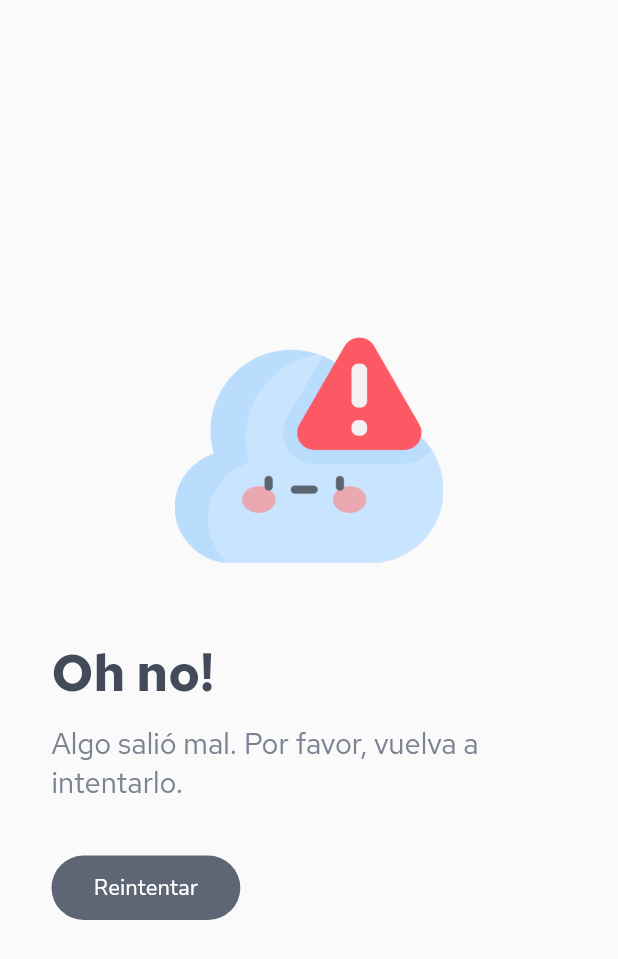
After one commit to Alex-2699/weather_app, a Flutter app: the ErrorScreen screen opened directly, on a phone screen of 412 x 824 dp. The commit adds this screen. Shown: the top 959 px of the screen. Run offline on Flutter 3.47's test engine with Material 2 defaults, Android fonts, the phone set to English and light mode, and no system bars; our stand-ins replace flutter_dotenv, flutter_expandable_fab, flutter_riverpod, flutter_screenutil, loading_animation_widget, shared_preferences and 1 more; missing offline and left inert: ntp, worldtime; accounts and stored records are empty; network calls fail.

Commit message:
added error message and changed font

```diff
--- a/lib/theme/app_theme.dart
+++ b/lib/theme/app_theme.dart
@@ -37,6 +37,14 @@ class AppTheme {
       elevation: 0,
       systemOverlayStyle: SystemUiOverlayStyle(statusBarColor: Colors.transparent),
     ),
+    elevatedButtonTheme: ElevatedButtonThemeData(
+      style: ElevatedButton.styleFrom(
+        shape: RoundedRectangleBorder(borderRadius: BorderRadius.circular(50)),
+        elevation: 0,
+        backgroundColor: _darkMountain3,
+        foregroundColor: Colors.white,
+      ),
+    ),
   );
 
   Future<void> updateDarkModeValue(bool darkModeOn) async {
@@ -49,29 +57,53 @@ class AppTheme {
   ];
 
   TextStyle get textSizeSmall => TextStyle(
+    fontFamily: 'RedHatText',
     color: primaryTextColor,
+    fontWeight: FontWeight.w500,
     fontSize: 14.sp,
   );
 
   TextStyle get textSizeNormal => TextStyle(
+    fontFamily: 'RedHatText',
     color: primaryTextColor,
+    fontWeight: FontWeight.w400,
     fontSize: 18.sp,
   );
 
   TextStyle get textSizeLarge => TextStyle(
+    fontFamily: 'RedHatText',
     color: primaryTextColor,
+    fontWeight: FontWeight.w400,
     fontSize: 40.sp,
   );
 
   TextStyle get textSizeExtraLarge => TextStyle(
+    fontFamily: 'RedHatText',
     color: primaryTextColor,
+    fontWeight: FontWeight.w400,
     fontSize: 120.sp,
   );
 
   TextStyle get textSizeNormalBold => TextStyle(
+    fontFamily: 'RedHatText',
     color: primaryTextColor,
-    fontWeight: FontWeight.bold,
+    fontWeight: FontWeight.w600,
     fontSize: 18.sp,
+  );
+
+
+  TextStyle get textTitleError => TextStyle(
+    color: _darkMountain4,
+    fontFamily: 'RedHatText',
+    fontWeight: FontWeight.w800,
+    fontSize: 30.sp,
+  );
+
+  TextStyle get textSubtitleError => TextStyle(
+    color: _darkMountain2,
+    fontFamily: 'RedHatText',
+    fontWeight: FontWeight.w400,
+    fontSize: 17.sp,
   );
 
   Color get primaryColor => _darkModeOn ? _darkPrimary : _lightPrimary;
--- /dev/null
+++ b/lib/widgets/resources/error_screen.dart
@@ -0,0 +1,86 @@
+import 'package:flutter/material.dart';
+import 'package:flutter_riverpod/flutter_riverpod.dart';
+import 'package:flutter_screenutil/flutter_screenutil.dart';
+
+import 'package:weather_app/providers/providers.dart';
+
+class ErrorScreen extends StatelessWidget {
+  final bool closeScreen;
+
+  const ErrorScreen({
+    super.key,
+    this.closeScreen = false
+  });
+
+  @override
+  Widget build(BuildContext context) {
+    return Scaffold(
+      body: Container(
+        width: double.infinity,
+        margin: EdgeInsets.symmetric(horizontal: 30.w),
+        child: Column(
+          mainAxisAlignment: MainAxisAlignment.center,
+          children: [
+            Opacity(
+              opacity: 0.9,
+              child: Image.asset('assets/cloud_warning.png', height: 150.h),
+            ),
+            SizedBox(height: 30.h),
+            _TextMessages(closeScreen: closeScreen),
+          ],
+        ),
+      )
+    );
+  }
+
+}
+
+class _TextMessages extends ConsumerWidget {
+  final bool closeScreen;
+
+  const _TextMessages({required this.closeScreen});
+
+  @override
+  Widget build(BuildContext context, WidgetRef ref) {
+    final appThemeProv = ref.watch(appThemeProvider);
+
+    return Column(
+      crossAxisAlignment: CrossAxisAlignment.start,
+      children: [
+        Text('Oh no!', style: appThemeProv.textTitleError),
+        SizedBox(height: 10.h),
+        Text('Algo salió mal. Por favor, vuelva a intentarlo.', style: appThemeProv.textSubtitleError),
+        SizedBox(height: 30.h),
+        _RetryButton(closeScreen: closeScreen)
+      ],
+    );
+  }
+
+}
+
+class _RetryButton extends ConsumerWidget {
+  final bool closeScreen;
+
+  const _RetryButton({required this.closeScreen});
+
+  void _onPressed(BuildContext context, WidgetRef ref) async {
+    if(closeScreen) {
+      Navigator.pop(context);
+    } else {
+      final locationPropertiesProv = ref.read(locationPropertiesProvider.notifier).update((state) => state);
+      await ref.refresh(getPlaceCordinatesProvider(locationPropertiesProv.placeId).future);
+    }
+  }
+
+  @override
+  Widget build(BuildContext context, WidgetRef ref) {
+    return SizedBox(
+      height: 36.h,
+      width: 110.w,
+      child: ElevatedButton(
+        onPressed: () => _onPressed(context, ref),
+        child: const Text('Reintentar', style: TextStyle(fontFamily: 'NunitoSans', fontWeight: FontWeight.w400)), // Define el texto del botón.
+      ),
+    );
+  }
+}
--- a/lib/widgets/widgets.dart
+++ b/lib/widgets/widgets.dart
@@ -10,3 +10,4 @@ export 'package:weather_app/widgets/scaffold_message.dart';
 export 'package:weather_app/widgets/suggestion_item.dart';
 export 'package:weather_app/widgets/weather_forecast.dart';
 export 'package:weather_app/widgets/expandable_fab_menu.dart';
+export 'package:weather_app/widgets/resources/error_screen.dart';
```
Also changed, not shown: lib/main.dart (+20 -12 lines), lib/screens/home_screen.dart (+10 -8 lines), lib/screens/search_location.dart (+14 -3 lines), pubspec.yaml (+14 -7 lines), assets/cloud_warning.png (added), fonts/nunito_sans/static/NunitoSans_10pt-Light.ttf (added), fonts/nunito_sans/static/NunitoSans_10pt-Medium.ttf (added), fonts/nunito_sans/static/NunitoSans_10pt-Regular.ttf (added), fonts/red_hat_text/static/RedHatText-Bold.ttf (added), fonts/red_hat_text/static/RedHatText-Light.ttf (added), fonts/red_hat_text/static/RedHatText-Medium.ttf (added), fonts/red_hat_text/static/RedHatText-Regular.ttf (added), fonts/red_hat_text/static/RedHatText-SemiBold.ttf (added).
